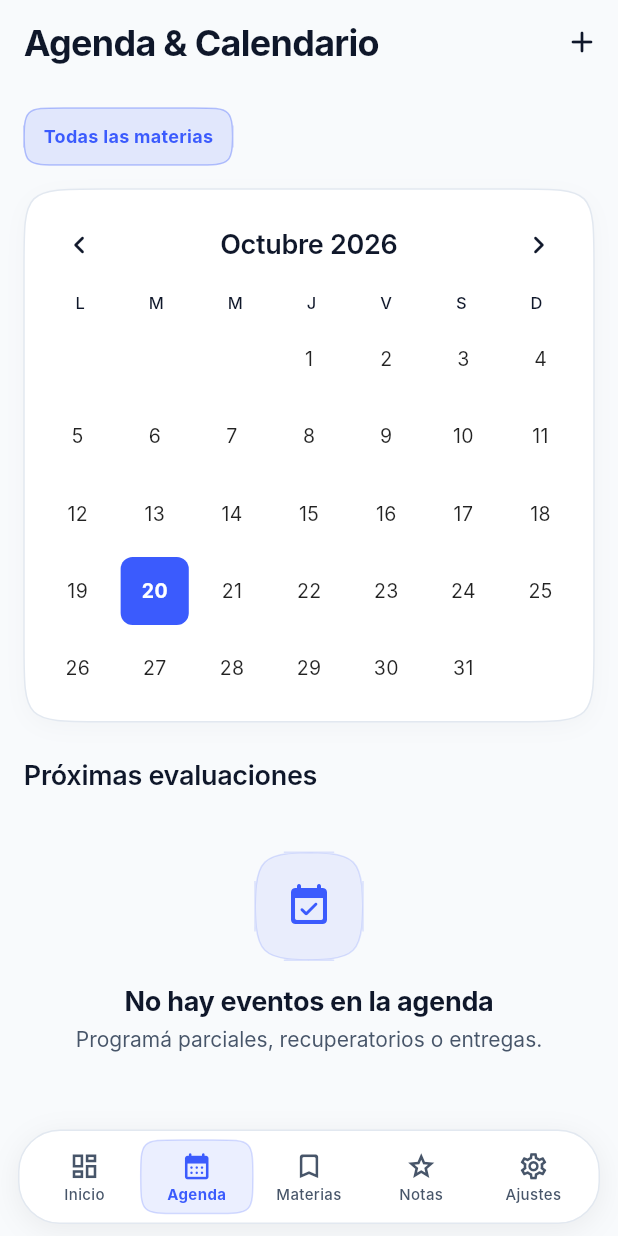
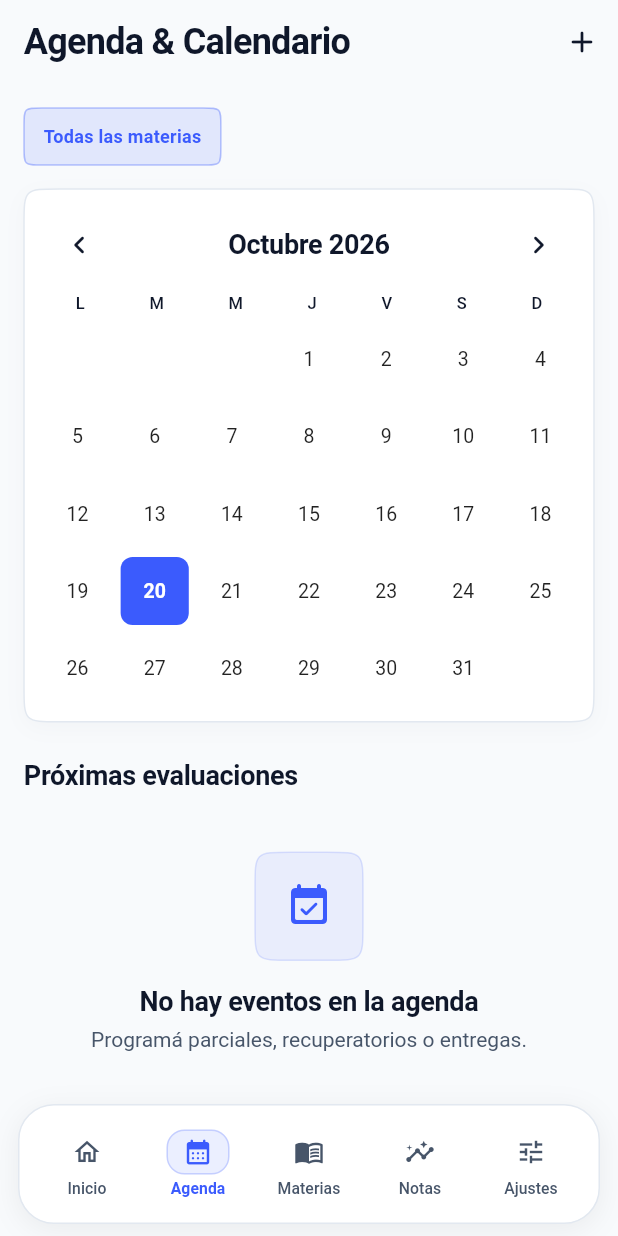
Before and after one commit to benja-studio/pivo-aula, a Flutter app: the CalendarScreen screen opened by its route, on a phone screen of 412 x 824 dp. Run offline on Flutter 3.47's test engine with Material 3 defaults, Android fonts, the phone set to English and light mode, and no system bars; our stand-ins replace drift, file_picker, fl_chart, flutter_local_notifications, flutter_riverpod, flutter_secure_storage and 8 more; missing offline and left inert: cryptography, sqlite3; accounts and stored records are empty; generated files the repository leaves out were written again; Roboto replaces fonts that are missing (Inter).

Commit message:
Polish Aula design system and navigation
Unify component radii, typography, button and input themes, and refine bottom navigation iconography and interaction states.

```diff
--- a/lib/app/router.dart
+++ b/lib/app/router.dart
@@ -158,7 +158,7 @@ class _ScaffoldWithNavBar extends StatelessWidget {
             decoration: ShapeDecoration(
               color: isDark ? AppColors.darkSurface : AppColors.lightSurface,
               shape: RoundedRectangleBorder(
-                borderRadius: BorderRadius.circular(28),
+                borderRadius: BorderRadius.circular(AppRadius.lg),
                 side: BorderSide(
                   color: isDark ? AppColors.darkBorder : AppColors.lightBorder,
                   width: 1,
@@ -172,13 +172,13 @@ class _ScaffoldWithNavBar extends StatelessWidget {
                 ),
               ],
             ),
-            padding: const EdgeInsets.symmetric(horizontal: 6, vertical: 6),
+            padding: const EdgeInsets.symmetric(horizontal: 8, vertical: 8),
             child: Row(
               children: [
                 Expanded(
                   child: _NavBarItem(
-                    icon: Icons.dashboard_outlined,
-                    activeIcon: Icons.dashboard_rounded,
+                    icon: Icons.home_outlined,
+                    activeIcon: Icons.home_rounded,
                     label: 'Inicio',
                     isSelected: navigationShell.currentIndex == 0,
                     onTap: () {
@@ -189,7 +189,7 @@ class _ScaffoldWithNavBar extends StatelessWidget {
                 ),
                 Expanded(
                   child: _NavBarItem(
-                    icon: Icons.calendar_today_outlined,
+                    icon: Icons.calendar_month_outlined,
                     activeIcon: Icons.calendar_month_rounded,
                     label: 'Agenda',
                     isSelected: navigationShell.currentIndex == 1,
@@ -201,8 +201,8 @@ class _ScaffoldWithNavBar extends StatelessWidget {
                 ),
                 Expanded(
                   child: _NavBarItem(
-                    icon: Icons.bookmark_outline_rounded,
-                    activeIcon: Icons.bookmark_rounded,
+                    icon: Icons.menu_book_outlined,
+                    activeIcon: Icons.menu_book_rounded,
                     label: 'Materias',
                     isSelected: navigationShell.currentIndex == 2,
                     onTap: () {
@@ -213,8 +213,8 @@ class _ScaffoldWithNavBar extends StatelessWidget {
                 ),
                 Expanded(
                   child: _NavBarItem(
-                    icon: Icons.grade_outlined,
-                    activeIcon: Icons.grade_rounded,
+                    icon: Icons.insights_outlined,
+                    activeIcon: Icons.insights_rounded,
                     label: 'Notas',
                     isSelected: navigationShell.currentIndex == 3,
                     onTap: () {
@@ -225,8 +225,8 @@ class _ScaffoldWithNavBar extends StatelessWidget {
                 ),
                 Expanded(
                   child: _NavBarItem(
-                    icon: Icons.settings_outlined,
-                    activeIcon: Icons.settings_rounded,
+                    icon: Icons.tune_outlined,
+                    activeIcon: Icons.tune_rounded,
                     label: 'Ajustes',
                     isSelected: navigationShell.currentIndex == 4,
                     onTap: () {
@@ -268,6 +268,8 @@ class _NavBarItem extends StatelessWidget {
         ? primary
         : (isDark ? AppColors.darkTextSecondary : AppColors.lightTextSecondary);
     final reduceMotion = MediaQuery.maybeDisableAnimationsOf(context) ?? false;
+    final animationDuration =
+        reduceMotion ? Duration.zero : AppMotion.selectionDuration;
 
     return Semantics(
       button: true,
@@ -277,30 +279,33 @@ class _NavBarItem extends StatelessWidget {
         color: Colors.transparent,
         child: InkWell(
           onTap: onTap,
-          customBorder: AppRadius.continuousSm(),
-          child: AnimatedContainer(
-            duration: reduceMotion
-                ? Duration.zero
-                : AppMotion.selectionDuration,
-            curve: Curves.easeOutCubic,
-            constraints: const BoxConstraints(minHeight: 48),
-            padding: const EdgeInsets.symmetric(horizontal: 2, vertical: 6),
-            decoration: isSelected
-                ? ShapeDecoration(
-                    color: primary.withValues(alpha: isDark ? 0.20 : 0.10),
-                    shape: AppRadius.continuousSm(
-                      side: BorderSide(
-                        color: primary.withValues(alpha: isDark ? 0.35 : 0.20),
-                        width: 1,
-                      ),
-                    ),
-                  )
-                : null,
+          borderRadius: BorderRadius.circular(AppRadius.lg),
+          child: ConstrainedBox(
+            constraints: const BoxConstraints(minHeight: 62),
+            child: Padding(
+              padding: const EdgeInsets.symmetric(horizontal: 2, vertical: 4),
               child: Column(
                 mainAxisAlignment: MainAxisAlignment.center,
                 mainAxisSize: MainAxisSize.min,
                 children: [
-                AnimatedSwitcher(
+                  AnimatedContainer(
+                    duration: animationDuration,
+                    curve: Curves.easeOutCubic,
+                    width: 42,
+                    height: 30,
+                    decoration: BoxDecoration(
+                      color: isSelected
+                          ? primary.withValues(alpha: isDark ? 0.22 : 0.10)
+                          : Colors.transparent,
+                      borderRadius: BorderRadius.circular(AppRadius.sm),
+                      border: Border.all(
+                        color: isSelected
+                            ? primary.withValues(alpha: isDark ? 0.42 : 0.22)
+                            : Colors.transparent,
+                      ),
+                    ),
+                    child: Center(
+                      child: AnimatedSwitcher(
                         duration: reduceMotion
                             ? Duration.zero
                             : AppMotion.iconSwitchDuration,
@@ -308,8 +313,8 @@ class _NavBarItem extends StatelessWidget {
                         switchOutCurve: Curves.easeInCubic,
                         transitionBuilder: (child, animation) {
                           final scale = Tween<double>(
-                      begin: 0.78,
-                      end: 1.0,
+                            begin: 0.82,
+                            end: 1,
                           ).animate(CurvedAnimation(
                             parent: animation,
                             curve: Curves.easeOutCubic,
@@ -323,20 +328,28 @@ class _NavBarItem extends StatelessWidget {
                           key: ValueKey<bool>(isSelected),
                           isSelected ? activeIcon : icon,
                           color: color,
-                    size: 21,
+                          size: 20,
                         ),
                       ),
-                const SizedBox(height: 3),
-                Text(
+                    ),
+                  ),
+                  const SizedBox(height: 4),
+                  AnimatedDefaultTextStyle(
+                    duration: animationDuration,
+                    curve: Curves.easeOutCubic,
+                    style: TextStyle(
+                      color: color,
+                      fontSize: 10.5,
+                      height: 1.1,
+                      fontWeight:
+                          isSelected ? FontWeight.w700 : FontWeight.w500,
+                      letterSpacing: 0.05,
+                    ),
+                    child: Text(
                       label,
                       maxLines: 1,
                       overflow: TextOverflow.ellipsis,
                       textAlign: TextAlign.center,
-                  style: TextStyle(
-                    color: color,
-                    fontSize: 10,
-                    height: 1.1,
-                    fontWeight: isSelected ? FontWeight.w700 : FontWeight.w500,
                     ),
                   ),
                 ],
@@ -344,6 +357,7 @@ class _NavBarItem extends StatelessWidget {
             ),
           ),
         ),
+      ),
     );
   }
 }
--- a/lib/app/theme.dart
+++ b/lib/app/theme.dart
@@ -1,10 +1,85 @@
 import 'package:flutter/material.dart';
 import '../core/design_system/app_colors.dart';
 import '../core/design_system/app_radius.dart';
+import '../core/design_system/app_spacing.dart';
 import '../core/design_system/app_typography.dart';
 
 class AppTheme {
   AppTheme._();
+
+  static const TextTheme _textTheme = TextTheme(
+    displayLarge: AppTypography.display,
+    headlineLarge: AppTypography.display,
+    headlineMedium: AppTypography.titleLarge,
+    headlineSmall: AppTypography.titleMedium,
+    titleLarge: AppTypography.titleLarge,
+    titleMedium: AppTypography.titleMedium,
+    titleSmall: AppTypography.titleSmall,
+    bodyLarge: AppTypography.bodyLarge,
+    bodyMedium: AppTypography.bodyMedium,
+    bodySmall: AppTypography.bodySmall,
+    labelLarge: AppTypography.button,
+    labelMedium: AppTypography.label,
+    labelSmall: AppTypography.caption,
+  );
+
+  /// One button geometry across Material controls. Color remains semantic and
+  /// is provided by the active ColorScheme.
+  static ButtonStyle _standardButtonStyle() => ButtonStyle(
+        minimumSize: const WidgetStatePropertyAll(Size(0, 48)),
+        padding: const WidgetStatePropertyAll(
+          EdgeInsets.symmetric(horizontal: AppSpacing.lg),
+        ),
+        tapTargetSize: MaterialTapTargetSize.padded,
+        textStyle: const WidgetStatePropertyAll(AppTypography.button),
+        shape: WidgetStatePropertyAll(
+          RoundedRectangleBorder(
+            borderRadius: BorderRadius.circular(AppRadius.md),
+          ),
+        ),
+      );
+
+  static IconButtonThemeData _iconButtonTheme() => IconButtonThemeData(
+        style: ButtonStyle(
+          minimumSize: const WidgetStatePropertyAll(Size(44, 44)),
+          tapTargetSize: MaterialTapTargetSize.padded,
+          shape: WidgetStatePropertyAll(
+            RoundedRectangleBorder(
+              borderRadius: BorderRadius.circular(AppRadius.md),
+            ),
+          ),
+        ),
+      );
+
+  static InputDecorationTheme _inputTheme({
+    required bool isDark,
+    required Color accentColor,
+  }) {
+    final borderColor = isDark ? AppColors.darkBorder : AppColors.lightBorder;
+    final fillColor =
+        isDark ? AppColors.darkSurfaceElevated : AppColors.lightSurfaceElevated;
+
+    OutlineInputBorder outline(BorderSide side) => OutlineInputBorder(
+          borderRadius: BorderRadius.circular(AppRadius.md),
+          borderSide: side,
+        );
+
+    return InputDecorationTheme(
+      filled: true,
+      fillColor: fillColor,
+      contentPadding: const EdgeInsets.symmetric(
+        horizontal: AppSpacing.lg,
+        vertical: AppSpacing.md,
+      ),
+      border: outline(BorderSide(color: borderColor)),
+      enabledBorder: outline(BorderSide(color: borderColor)),
+      focusedBorder: outline(BorderSide(color: accentColor, width: 1.7)),
+      errorBorder: outline(const BorderSide(color: AppColors.error)),
+      focusedErrorBorder:
+          outline(const BorderSide(color: AppColors.error, width: 1.7)),
+    );
+  }
+
 
   static ThemeData light({Color accentColor = AppColors.primary}) {
     final colorScheme = ColorScheme(
@@ -28,8 +103,17 @@ class AppTheme {
       brightness: Brightness.light,
       colorScheme: colorScheme,
       scaffoldBackgroundColor: AppColors.lightBg,
+      inputDecorationTheme: _inputTheme(isDark: false, accentColor: accentColor),
       fontFamily: AppTypography.fontFamily,
       fontFamilyFallback: AppTypography.fontFallbacks,
+      textTheme: _textTheme,
+      elevatedButtonTheme:
+          ElevatedButtonThemeData(style: _standardButtonStyle()),
+      filledButtonTheme: FilledButtonThemeData(style: _standardButtonStyle()),
+      outlinedButtonTheme:
+          OutlinedButtonThemeData(style: _standardButtonStyle()),
+      textButtonTheme: TextButtonThemeData(style: _standardButtonStyle()),
+      iconButtonTheme: _iconButtonTheme(),
       dividerTheme: const DividerThemeData(
         color: AppColors.lightBorder,
         thickness: 1,
@@ -89,8 +173,17 @@ class AppTheme {
       brightness: Brightness.dark,
       colorScheme: colorScheme,
       scaffoldBackgroundColor: AppColors.darkBg,
+      inputDecorationTheme: _inputTheme(isDark: true, accentColor: accentColor),
       fontFamily: AppTypography.fontFamily,
       fontFamilyFallback: AppTypography.fontFallbacks,
+      textTheme: _textTheme,
+      elevatedButtonTheme:
+          ElevatedButtonThemeData(style: _standardButtonStyle()),
+      filledButtonTheme: FilledButtonThemeData(style: _standardButtonStyle()),
+      outlinedButtonTheme:
+          OutlinedButtonThemeData(style: _standardButtonStyle()),
+      textButtonTheme: TextButtonThemeData(style: _standardButtonStyle()),
+      iconButtonTheme: _iconButtonTheme(),
       dividerTheme: const DividerThemeData(
         color: AppColors.darkBorder,
         thickness: 1,
--- a/lib/core/design_system/app_radius.dart
+++ b/lib/core/design_system/app_radius.dart
@@ -1,5 +1,9 @@
 import 'package:flutter/material.dart';
 
+/// Shared corner geometry for Aula.
+///
+/// Direct radii keep cards and controls consistent. Multiplying the base
+/// values made buttons and navigation indicators excessively pill-shaped.
 class AppRadius {
   AppRadius._();
 
@@ -17,16 +21,36 @@ class AppRadius {
   static BorderRadius radiusXl = BorderRadius.circular(xl);
   static BorderRadius radiusFull = BorderRadius.circular(full);
 
-  /// Continuous / superellipse border style
-  static ContinuousRectangleBorder continuousSm({BorderSide side = BorderSide.none}) =>
-      ContinuousRectangleBorder(borderRadius: BorderRadius.circular(sm * 2.2), side: side);
+  /// Continuous (squircle-style) corners using the same radius scale.
+  static ContinuousRectangleBorder continuousSm({
+    BorderSide side = BorderSide.none,
+  }) =>
+      ContinuousRectangleBorder(
+        borderRadius: BorderRadius.circular(sm),
+        side: side,
+      );
 
-  static ContinuousRectangleBorder continuousMd({BorderSide side = BorderSide.none}) =>
-      ContinuousRectangleBorder(borderRadius: BorderRadius.circular(md * 2.2), side: side);
+  static ContinuousRectangleBorder continuousMd({
+    BorderSide side = BorderSide.none,
+  }) =>
+      ContinuousRectangleBorder(
+        borderRadius: BorderRadius.circular(md),
+        side: side,
+      );
 
-  static ContinuousRectangleBorder continuousLg({BorderSide side = BorderSide.none}) =>
-      ContinuousRectangleBorder(borderRadius: BorderRadius.circular(lg * 2.2), side: side);
+  static ContinuousRectangleBorder continuousLg({
+    BorderSide side = BorderSide.none,
+  }) =>
+      ContinuousRectangleBorder(
+        borderRadius: BorderRadius.circular(lg),
+        side: side,
+      );
 
-  static ContinuousRectangleBorder continuousXl({BorderSide side = BorderSide.none}) =>
-      ContinuousRectangleBorder(borderRadius: BorderRadius.circular(xl * 2.2), side: side);
+  static ContinuousRectangleBorder continuousXl({
+    BorderSide side = BorderSide.none,
+  }) =>
+      ContinuousRectangleBorder(
+        borderRadius: BorderRadius.circular(xl),
+        side: side,
+      );
 }
--- a/lib/core/design_system/app_typography.dart
+++ b/lib/core/design_system/app_typography.dart
@@ -3,8 +3,8 @@ import 'package:flutter/material.dart';
 class AppTypography {
   AppTypography._();
 
-  static const String fontFamily = 'Inter';
-  static const List<String> fontFallbacks = ['Roboto', 'sans-serif'];
+  static const String fontFamily = 'Roboto';
+  static const List<String> fontFallbacks = ['Arial', 'sans-serif'];
 
   static const TextStyle display = TextStyle(
     fontFamily: fontFamily,
--- a/lib/core/design_system/components/app_button.dart
+++ b/lib/core/design_system/components/app_button.dart
@@ -14,9 +14,9 @@ enum AppButtonVariant {
 }
 
 enum AppButtonSize {
-  sm(36.0, 12.0, 15.0),
-  md(46.0, 18.0, 18.0),
-  lg(54.0, 22.0, 20.0);
+  sm(40.0, 12.0, 16.0),
+  md(48.0, 18.0, 18.0),
+  lg(56.0, 22.0, 20.0);
 
   final double height;
   final double horizontalPadding;
```
Lines whose indentation alone changed are shown as unchanged.
